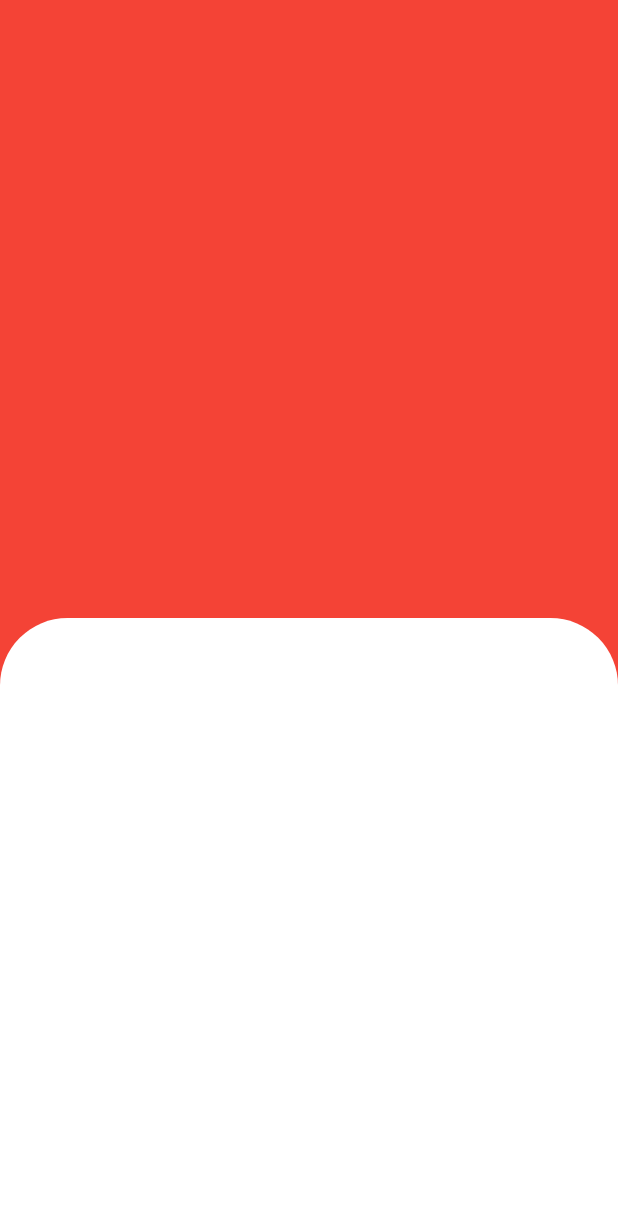
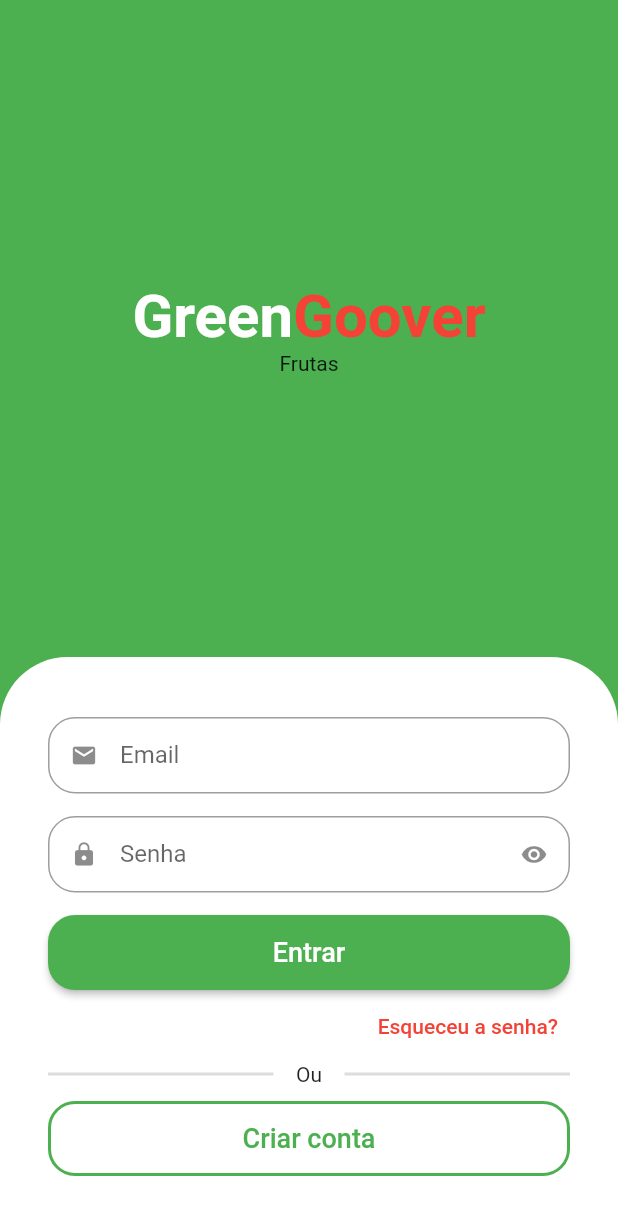
Before and after one commit to jailtonmendes/flutter-loja-virtual-greengrocer, a Flutter app: the screen it shows after launch, on a phone screen of 412 x 824 dp. Shown: the top 1215 px of the screen. Run offline on Flutter 3.47's test engine with Material 2 defaults, Android fonts, the phone set to English and light mode, and no system bars.

Commit message:
finalização do formulário da tela de login

```diff
--- a/greengrocer/analysis_options.yaml
+++ b/greengrocer/analysis_options.yaml
@@ -7,7 +7,7 @@
 
 # The following line activates a set of recommended lints for Flutter apps,
 # packages, and plugins designed to encourage good coding practices.
-include: package:flutter_lints/flutter.yaml
+# include: package:flutter_lints/flutter.yaml
 
 linter:
   # The lint rules applied to this project can be customized in the
--- a/greengrocer/lib/main.dart
+++ b/greengrocer/lib/main.dart
@@ -13,7 +13,7 @@ class MyApp extends StatelessWidget {
     return MaterialApp(
       title: 'Flutter Demo',
       theme: ThemeData(
-        primarySwatch: Colors.blue,
+        primarySwatch: Colors.green,
       ),
       debugShowCheckedModeBanner: false,
       home: const SignInScreen(),
--- /dev/null
+++ b/greengrocer/lib/src/auth/components/custom_text_field.dart
@@ -0,0 +1,57 @@
+import 'package:flutter/material.dart';
+
+class CustomTextField extends StatefulWidget {
+  final IconData icon;
+  final String label;
+  final bool isSecret;
+
+  const CustomTextField({
+    Key? key,
+    required this.icon,
+    required this.label,
+    this.isSecret = false,
+  }) : super(key: key);
+
+  @override
+  State<CustomTextField> createState() => _CustomTextFieldState();
+}
+
+class _CustomTextFieldState extends State<CustomTextField> {
+  bool isObscure = false;
+
+  @override
+  void initState() {
+    super.initState();
+
+    isObscure = widget.isSecret;
+  }
+
+  @override
+  Widget build(BuildContext context) {
+    return Padding(
+      padding: const EdgeInsets.only(bottom: 15),
+      child: TextFormField(
+        obscureText: isObscure,
+        decoration: InputDecoration(
+          prefixIcon: Icon(widget.icon),
+          suffixIcon: widget.isSecret
+              ? IconButton(
+                  onPressed: () {
+                    setState(() {
+                      isObscure = !isObscure;
+                    });
+                  },
+                  icon:
+                      Icon(isObscure ? Icons.visibility : Icons.visibility_off),
+                )
+              : null,
+          labelText: widget.label,
+          isDense: true,
+          border: OutlineInputBorder(
+            borderRadius: BorderRadius.circular(18),
+          ),
+        ),
+      ),
+    );
+  }
+}
--- a/greengrocer/lib/src/auth/sig_in_screen.dart
+++ b/greengrocer/lib/src/auth/sig_in_screen.dart
@@ -1,4 +1,5 @@
 import 'package:flutter/material.dart';
+import 'package:greengrocer/src/auth/components/custom_text_field.dart';
 
 class SignInScreen extends StatelessWidget {
   const SignInScreen({Key? key}) : super(key: key);
@@ -6,19 +7,135 @@ class SignInScreen extends StatelessWidget {
   @override
   Widget build(BuildContext context) {
     return Scaffold(
-      backgroundColor: Colors.red,
+      backgroundColor: Colors.green,
       body: Column(
         children: [
-          Expanded(child: Container(color: Colors.red)),
           Expanded(
-              child: Container(
+              child: Column(
+            mainAxisAlignment: MainAxisAlignment.center,
+            children: [
+              Text.rich(
+                TextSpan(
+                  style: TextStyle(fontSize: 40),
+                  children: [
+                    TextSpan(
+                      text: 'Green',
+                      style: TextStyle(
+                          color: Colors.white, fontWeight: FontWeight.bold),
+                    ),
+                    TextSpan(
+                      text: 'Goover',
+                      style: TextStyle(
+                          color: Colors.red, fontWeight: FontWeight.bold),
+                    ),
+                  ],
+                ),
+              ),
+              Text('Frutas'),
+            ],
+          )),
+          Container(
+            padding: const EdgeInsets.symmetric(
+              horizontal: 32,
+              vertical: 40,
+            ),
             decoration: const BoxDecoration(
               color: Colors.white,
               borderRadius: BorderRadius.vertical(
                 top: Radius.circular(45),
               ),
             ),
-          )),
+            child: Column(
+              crossAxisAlignment: CrossAxisAlignment.stretch,
+              children: [
+                //EMAIL
+                CustomTextField(
+                  icon: Icons.email,
+                  label: 'Email',
+                ),
+
+                //SENHA
+                CustomTextField(
+                  icon: Icons.lock,
+                  label: "Senha",
+                  isSecret: true,
+                ),
+
+                //BOTÃO DE ENTRAR
+                SizedBox(
+                  height: 50,
+                  child: ElevatedButton(
+                    style: ElevatedButton.styleFrom(
+                      shape: RoundedRectangleBorder(
+                        borderRadius: BorderRadius.circular(18),
+                      ),
+                    ),
+                    onPressed: () {},
+                    child: const Text(
+                      'Entrar',
+                      style: TextStyle(
+                        fontSize: 18,
+                      ),
+                    ),
+                  ),
+                ),
+
+                //ESQUECEU A SENHA
+                Align(
+                  alignment: Alignment.centerRight,
+                  child: TextButton(
+                    onPressed: () {},
+                    child: const Text(
+                      'Esqueceu a senha?',
+                      style: TextStyle(color: Colors.red),
+                    ),
+                  ),
+                ),
+
+                //DIVISOR
+                Padding(
+                  padding: const EdgeInsets.only(bottom: 10),
+                  child: Row(
+                    children: [
+                      Expanded(
+                        child: Divider(
+                          color: Colors.grey.withAlpha(90),
+                          thickness: 2,
+                        ),
+                      ),
+                      Padding(
+                        padding: const EdgeInsets.symmetric(horizontal: 15),
+                        child: Text('Ou'),
+                      ),
+                      Expanded(
+                        child: Divider(
+                          color: Colors.grey.withAlpha(90),
+                          thickness: 2,
+                        ),
+                      )
+                    ],
+                  ),
+                ),
+
+                //CRIAR CONTA
+                SizedBox(
+                  height: 50,
+                  child: OutlinedButton(
+                    style: OutlinedButton.styleFrom(
+                        shape: RoundedRectangleBorder(
+                          borderRadius: BorderRadius.circular(18),
+                        ),
+                        side: BorderSide(width: 2, color: Colors.green)),
+                    onPressed: () {},
+                    child: Text(
+                      'Criar conta',
+                      style: TextStyle(fontSize: 18),
+                    ),
+                  ),
+                )
+              ],
+            ),
+          ),
         ],
       ),
     );
--- a/greengrocer/pubspec.yaml
+++ b/greengrocer/pubspec.yaml
@@ -44,7 +44,7 @@ dev_dependencies:
   # activated in the `analysis_options.yaml` file located at the root of your
   # package. See that file for information about deactivating specific lint
   # rules and activating additional ones.
-  flutter_lints: ^2.0.0
+  # flutter_lints: ^2.0.0
 
 # For information on the generic Dart part of this file, see the
 # following page: https://dart.dev/tools/pub/pubspec
```
Also changed, not shown: greengrocer/pubspec.lock.
